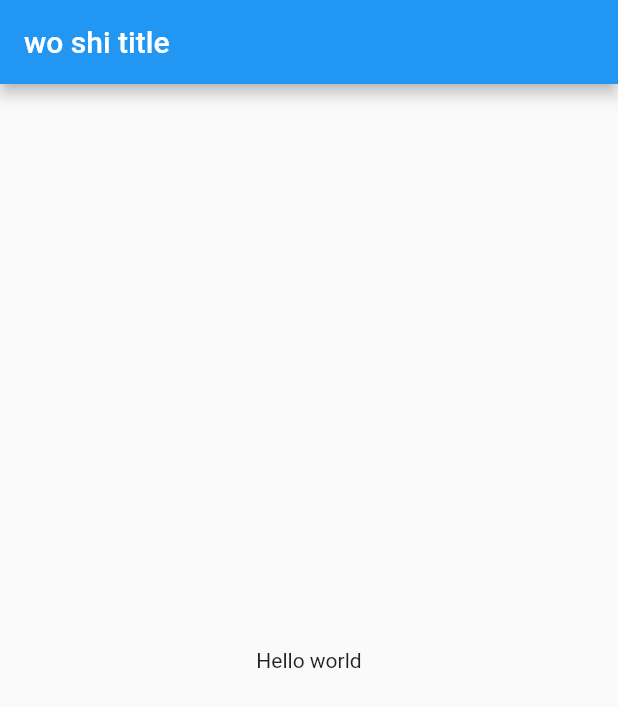
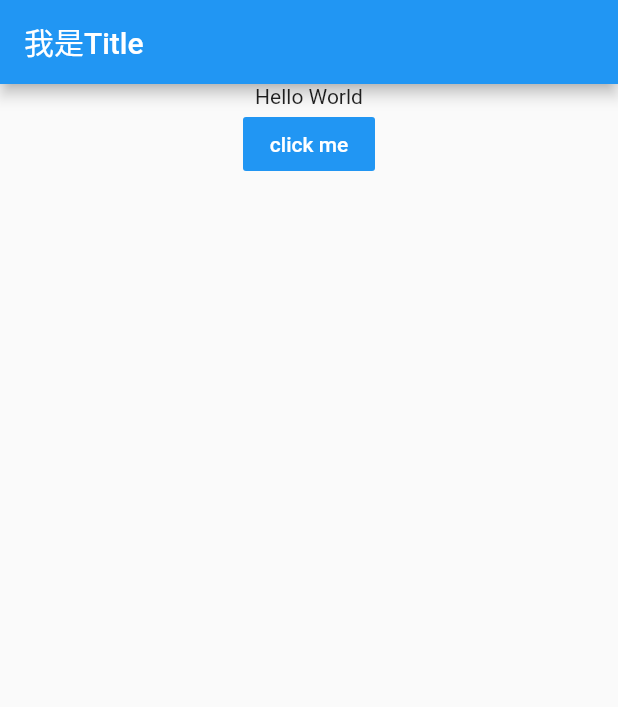
Before and after one commit to scalerone/flutter-demo, a Flutter app: the screen it shows after launch, on a phone screen of 412 x 824 dp. Shown: the top 707 px of the screen. Run offline on Flutter 3.47's test engine with Material 2 defaults, Android fonts, the phone set to English and light mode, and no system bars.

Commit message:
状态组件-点击修改变量

```diff
--- a/lib/main.dart
+++ b/lib/main.dart
@@ -1,4 +1,5 @@
 import 'package:flutter/material.dart';
+import 'package:flutter/rendering.dart';
 
 void main() => runApp(MyApp());
 
@@ -13,15 +14,55 @@ class MyApp extends StatelessWidget {
   }
 }
 
-class MyHomePage extends StatelessWidget {
 
+class MyHomePage extends StatefulWidget{
+   @override
+  MyHomePageState createState() => MyHomePageState();
+}
+
+class MyHomePageState extends State<MyHomePage>{
+     var msg="Hello World"; //msg默认文字
+     int _counter = 0;
       @override
       Widget build(BuildContext context) {
         return Scaffold(
             appBar: AppBar(
-          title: Text("wo shi title"),
+                        title: Text("我是Title"),
                       ),
-        body: Center(child: Text('Hello world')),
+            body:Center(child: Column(
+              children: <Widget>[
+                Text(msg),
+                FlatButton(
+                  color: Colors.blue,
+                  textColor: Colors.white,
+                  onPressed: (){
+                    setState(() {
+                      _counter++;
+                      this.msg = 'click times '+'$_counter';
+                    });
+                  },
+                  child: Text(
+                    "click me",
+                    style: TextStyle(fontSize: 14.0),
+
+                  ),
+
+                )
+              ],),
+              )
         );
       }
+
 }
+// class MyHomePage extends StatelessWidget {
+
+//  @override
+//   Widget build(BuildContext context) {
+//     return Scaffold(
+//         appBar: AppBar(
+//           title: Text("wo shi title"),
+//         ),
+//         body: Center(child: Text('Hello world')),
+//     );
+//   }
+// }
```
Lines whose indentation alone changed are shown as unchanged.
